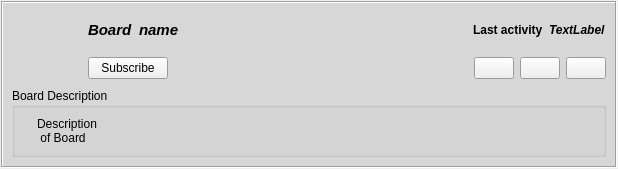
Before: the Qt Designer form retroshare-gui/src/gui/feeds/PostedGroupItem.ui in RetroShare/RetroShare, drawn with Qt 5.
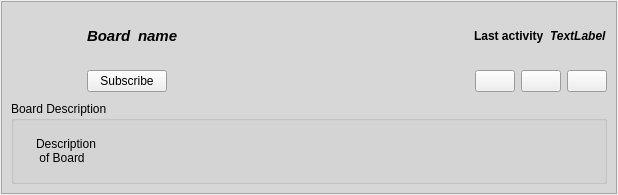
After: the same form once the commit is applied. Icons and pictures are not drawn.

Commit message: Fixed frames to get styles on system style

Diff of the .ui file:
```diff
--- a/retroshare-gui/src/gui/feeds/PostedGroupItem.ui
+++ b/retroshare-gui/src/gui/feeds/PostedGroupItem.ui
@@ -7,7 +7,7 @@
     <x>0</x>
     <y>0</y>
     <width>618</width>
-    <height>161</height>
+    <height>195</height>
    </rect>
   </property>
   <layout class="QGridLayout" name="PostedGroupItem_GL">
@@ -126,10 +126,10 @@
       <bool>true</bool>
      </property>
      <property name="frameShape">
-      <enum>QFrame::Box</enum>
+      <enum>QFrame::StyledPanel</enum>
      </property>
      <property name="frameShadow">
-      <enum>QFrame::Sunken</enum>
+      <enum>QFrame::Raised</enum>
      </property>
      <layout class="QGridLayout" name="feedFrame_GL">
       <item row="0" column="0">
```
The commit also changes 12 other files.
